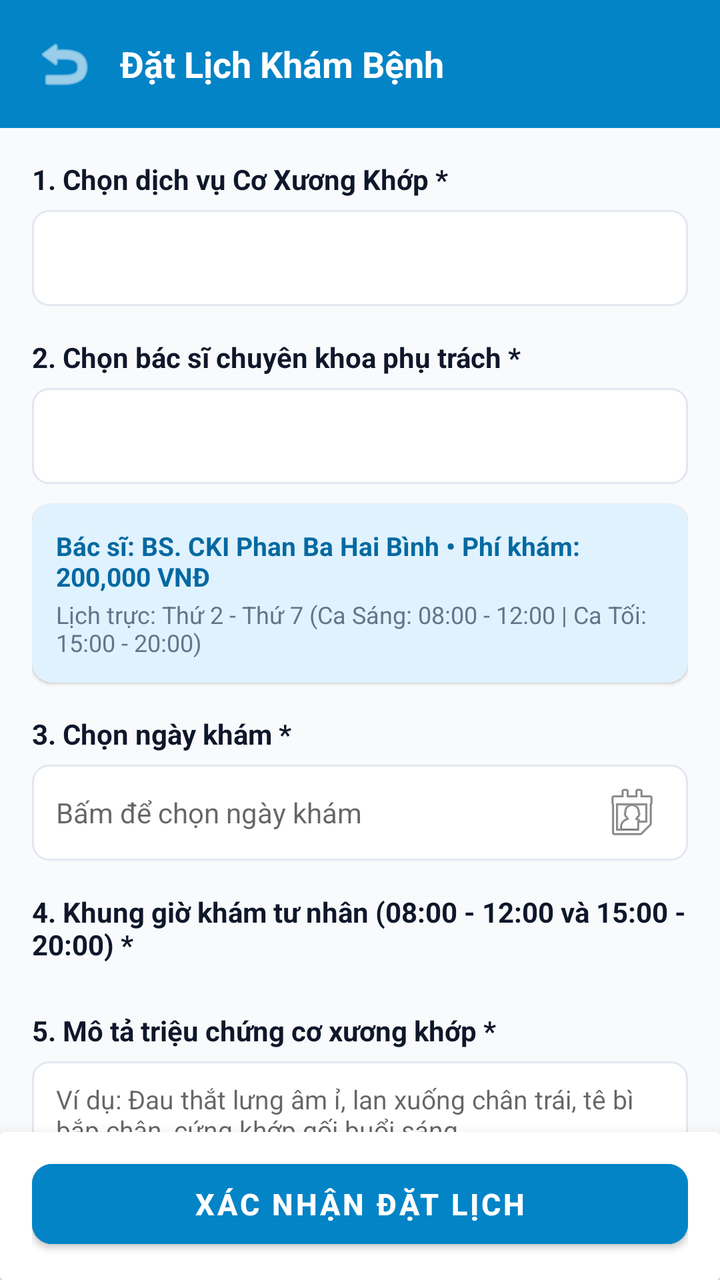
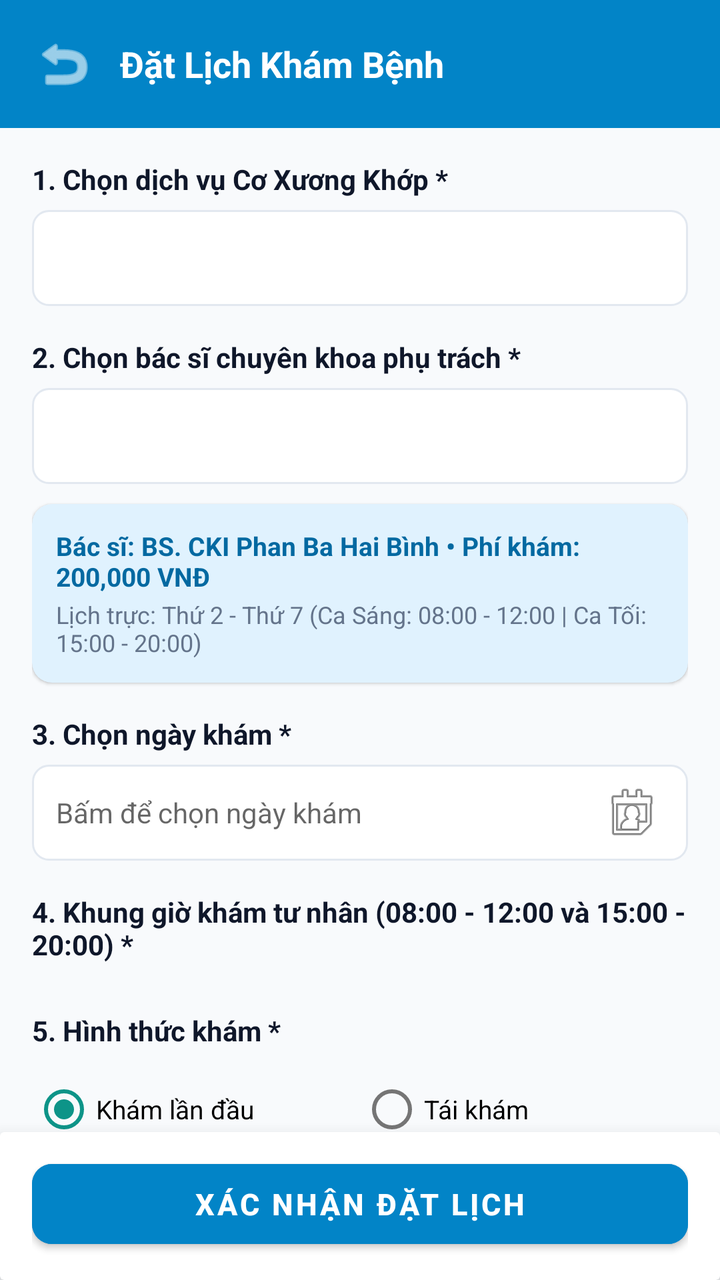

Screens rendered from an Android XML layout before and after an edit, with the pre-edit source and the edit as a unified diff.
<!-- AndroidManifest.xml: application theme Theme.ClinicApp -->
<!-- res/layout/activity_book_appointment.xml -->
<?xml version="1.0" encoding="utf-8"?>
<LinearLayout xmlns:android="http://schemas.android.com/apk/res/android"
    xmlns:app="http://schemas.android.com/apk/res-auto"
    android:layout_width="match_parent"
    android:layout_height="match_parent"
    android:background="@color/background"
    android:orientation="vertical">

    
    <LinearLayout
        android:layout_width="match_parent"
        android:layout_height="wrap_content"
        android:background="@color/primary"
        android:orientation="horizontal"
        android:gravity="center_vertical"
        android:padding="16dp">

        <ImageView
            android:id="@+id/ivBack"
            android:layout_width="32dp"
            android:layout_height="32dp"
            android:src="@android:drawable/ic_menu_revert"
            app:tint="@color/white" />

        <TextView
            android:layout_width="wrap_content"
            android:layout_height="wrap_content"
            android:layout_marginStart="12dp"
            android:text="Đặt Lịch Khám Bệnh"
            android:textColor="@color/white"
            android:textSize="18sp"
            android:textStyle="bold" />
    </LinearLayout>

    
    <androidx.core.widget.NestedScrollView
        android:layout_width="match_parent"
        android:layout_height="0dp"
        android:layout_weight="1"
        android:fillViewport="true">

        <LinearLayout
            android:layout_width="match_parent"
            android:layout_height="wrap_content"
            android:orientation="vertical"
            android:paddingHorizontal="16dp"
            android:paddingTop="16dp"
            android:paddingBottom="24dp">

            
            <TextView
                android:layout_width="wrap_content"
                android:layout_height="wrap_content"
                android:text="1. Chọn dịch vụ Cơ Xương Khớp *"
                android:textColor="@color/text_primary"
                android:textSize="14sp"
                android:textStyle="bold" />

            <Spinner
                android:id="@+id/spinnerSpecialty"
                android:layout_width="match_parent"
                android:layout_height="48dp"
                android:layout_marginTop="6dp"
                android:background="@drawable/bg_edit_text" />

            
            <TextView
                android:layout_width="wrap_content"
                android:layout_height="wrap_content"
                android:layout_marginTop="16dp"
                android:text="2. Chọn bác sĩ chuyên khoa phụ trách *"
                android:textColor="@color/text_primary"
                android:textSize="14sp"
                android:textStyle="bold" />

            <Spinner
                android:id="@+id/spinnerDoctor"
                android:layout_width="match_parent"
                android:layout_height="48dp"
                android:layout_marginTop="6dp"
                android:background="@drawable/bg_edit_text" />

            
            <androidx.cardview.widget.CardView
                android:id="@+id/cardDoctorInfo"
                android:layout_width="match_parent"
                android:layout_height="wrap_content"
                android:layout_marginTop="10dp"
                app:cardCornerRadius="10dp"
                app:cardElevation="1dp"
                app:cardBackgroundColor="@color/primary_light">

                <LinearLayout
                    android:layout_width="match_parent"
                    android:layout_height="wrap_content"
                    android:orientation="vertical"
                    android:padding="12dp">

                    <TextView
                        android:id="@+id/tvDoctorSummary"
                        android:layout_width="wrap_content"
                        android:layout_height="wrap_content"
                        android:text="Bác sĩ: BS. CKI Phan Ba Hai Bình • Phí khám: 200,000 VNĐ"
                        android:textColor="@color/primary_dark"
                        android:textSize="13sp"
                        android:textStyle="bold" />

                    <TextView
                        android:id="@+id/tvDoctorWorkingDays"
                        android:layout_width="wrap_content"
                        android:layout_height="wrap_content"
                        android:layout_marginTop="2dp"
                        android:text="Lịch trực: Thứ 2 - Thứ 7 (Ca Sáng: 08:00 - 12:00 | Ca Tối: 15:00 - 20:00)"
                        android:textColor="@color/text_secondary"
                        android:textSize="12sp" />
                </LinearLayout>
            </androidx.cardview.widget.CardView>

            
            <TextView
                android:layout_width="wrap_content"
                android:layout_height="wrap_content"
                android:layout_marginTop="16dp"
                android:text="3. Chọn ngày khám *"
                android:textColor="@color/text_primary"
                android:textSize="14sp"
                android:textStyle="bold" />

            <EditText
                android:id="@+id/etSelectDate"
                android:layout_width="match_parent"
                android:layout_height="48dp"
                android:layout_marginTop="6dp"
                android:background="@drawable/bg_edit_text"
                android:drawableEnd="@android:drawable/ic_menu_my_calendar"
                android:focusable="false"
                android:hint="Bấm để chọn ngày khám"
                android:textSize="14sp" />

            
            <TextView
                android:layout_width="wrap_content"
                android:layout_height="wrap_content"
                android:layout_marginTop="16dp"
                android:text="4. Khung giờ khám tư nhân (08:00 - 12:00 và 15:00 - 20:00) *"
                android:textColor="@color/text_primary"
                android:textSize="14sp"
                android:textStyle="bold" />

            <androidx.recyclerview.widget.RecyclerView
                android:id="@+id/rvTimeSlots"
                android:layout_width="match_parent"
                android:layout_height="wrap_content"
                android:layout_marginTop="8dp"
                android:nestedScrollingEnabled="false" />

            
            <TextView
                android:layout_width="wrap_content"
                android:layout_height="wrap_content"
                android:layout_marginTop="16dp"
                android:text="5. Mô tả triệu chứng cơ xương khớp *"
                android:textColor="@color/text_primary"
                android:textSize="14sp"
                android:textStyle="bold" />

            <EditText
                android:id="@+id/etSymptoms"
                android:layout_width="match_parent"
                android:layout_height="80dp"
                android:layout_marginTop="6dp"
                android:background="@drawable/bg_edit_text"
                android:gravity="top"
                android:hint="Ví dụ: Đau thắt lưng âm ỉ, lan xuống chân trái, tê bì bắp chân, cứng khớp gối buổi sáng..."
                android:inputType="textMultiLine"
                android:textSize="13sp" />

        </LinearLayout>
    </androidx.core.widget.NestedScrollView>

    
    <androidx.cardview.widget.CardView
        android:layout_width="match_parent"
        android:layout_height="wrap_content"
        app:cardElevation="12dp"
        app:cardBackgroundColor="@color/white">

        <LinearLayout
            android:layout_width="match_parent"
            android:layout_height="wrap_content"
            android:orientation="vertical"
            android:paddingHorizontal="16dp"
            android:paddingTop="10dp"
            android:paddingBottom="12dp">

            <Button
                android:id="@+id/btnConfirmBooking"
                android:layout_width="match_parent"
                android:layout_height="52dp"
                android:backgroundTint="@color/primary"
                android:text="XÁC NHẬN ĐẶT LỊCH"
                android:textColor="@color/white"
                android:textSize="15sp"
                android:textStyle="bold"
                app:cornerRadius="10dp" />
        </LinearLayout>
    </androidx.cardview.widget.CardView>
</LinearLayout>
<!-- resources referenced by this layout -->
<resources>
  <color name="background">#F8FAFC</color>
  <color name="primary">#0284C7</color>
  <color name="primary_dark">#0369A1</color>
  <color name="primary_light">#E0F2FE</color>
  <color name="text_primary">#0F172A</color>
  <color name="text_secondary">#64748B</color>
  <color name="white">#FFFFFFFF</color>
  <!-- drawable bg_edit_text (drawable) -->
  <?xml version="1.0" encoding="utf-8"?>
  <shape xmlns:android="http://schemas.android.com/apk/res/android">
      <solid android:color="@color/white" />
      <stroke android:width="1dp" android:color="@color/border_color" />
      <corners android:radius="8dp" />
      <padding android:left="12dp" android:top="10dp" android:right="12dp" android:bottom="10dp" />
  </shape>
  <style name="Theme.ClinicApp" parent="Theme.MaterialComponents.Light.NoActionBar">
          
          <item name="colorPrimary">@color/primary</item>
          <item name="colorPrimaryVariant">@color/primary_dark</item>
          <item name="colorOnPrimary">@color/white</item>
          
          <item name="colorSecondary">@color/accent</item>
          <item name="colorSecondaryVariant">@color/accent</item>
          <item name="colorOnSecondary">@color/white</item>
          
          <item name="android:statusBarColor">@color/primary_dark</item>
          
          <item name="android:windowBackground">@color/background</item>
      </style>
  <color name="border_color">#E2E8F0</color>
  <color name="accent">#0D9488</color>
</resources>

<!-- the commit's change to res/layout/activity_book_appointment.xml (unified diff, before → after) -->
@@ -159,7 +159,80 @@
                 android:layout_width="wrap_content"
                 android:layout_height="wrap_content"
                 android:layout_marginTop="16dp"
-                android:text="5. Mô tả triệu chứng cơ xương khớp *"
+                android:text="5. Hình thức khám *"
+                android:textColor="@color/text_primary"
+                android:textSize="14sp"
+                android:textStyle="bold" />
+
+            <RadioGroup
+                android:id="@+id/rgAppointmentType"
+                android:layout_width="match_parent"
+                android:layout_height="wrap_content"
+                android:layout_marginTop="6dp"
+                android:orientation="horizontal">
+
+                <RadioButton
+                    android:id="@+id/rbFirstVisit"
+                    android:layout_width="0dp"
+                    android:layout_height="wrap_content"
+                    android:layout_weight="1"
+                    android:checked="true"
+                    android:text="Khám lần đầu"
+                    android:textSize="13sp" />
+
+                <RadioButton
+                    android:id="@+id/rbFollowUp"
+                    android:layout_width="0dp"
+                    android:layout_height="wrap_content"
+                    android:layout_weight="1"
+                    android:text="Tái khám"
+                    android:textSize="13sp" />
+            </RadioGroup>
+
+            
+            <LinearLayout
+                android:id="@+id/layoutFollowUpDetails"
+                android:layout_width="match_parent"
+                android:layout_height="wrap_content"
+                android:layout_marginTop="8dp"
+                android:background="@drawable/bg_rounded_card"
+                android:backgroundTint="#F0FDF4"
+                android:orientation="vertical"
+                android:padding="12dp"
+                android:visibility="gone">
+
+                <TextView
+                    android:layout_width="wrap_content"
+                    android:layout_height="wrap_content"
+                    android:text="📋 Cập nhật hồ sơ bệnh án cũ:"
+                    android:textColor="#166534"
+                    android:textSize="13sp"
+                    android:textStyle="bold" />
+
+                <Spinner
+                    android:id="@+id/spinnerOldRecords"
+                    android:layout_width="match_parent"
+                    android:layout_height="44dp"
+                    android:layout_marginTop="6dp"
+                    android:background="@drawable/bg_edit_text" />
+
+                <TextView
+                    android:id="@+id/tvOldRecordSummary"
+                    android:layout_width="match_parent"
+                    android:layout_height="wrap_content"
+                    android:layout_marginTop="6dp"
+                    android:textColor="#374151"
+                    android:textSize="12sp"
+                    android:visibility="gone" />
+            </LinearLayout>
+
+            
+            <TextView
+                android:id="@+id/tvSymptomsTitle"
+                android:layout_width="wrap_content"
+                android:layout_height="wrap_content"
+                android:layout_marginTop="16dp"
+                android:text="6. Mô tả triệu chứng cơ xương khớp *"
                 android:textColor="@color/text_primary"
                 android:textSize="14sp"
                 android:textStyle="bold" />
<!-- resource entries referenced after the edit -->
@@ -15,6 +15,13 @@
       <corners android:radius="8dp" />
       <padding android:left="12dp" android:top="10dp" android:right="12dp" android:bottom="10dp" />
   </shape>
+  <!-- drawable bg_rounded_card (drawable) -->
+  <?xml version="1.0" encoding="utf-8"?>
+  <shape xmlns:android="http://schemas.android.com/apk/res/android">
+      <solid android:color="@color/card_bg" />
+      <corners android:radius="14dp" />
+      <stroke android:width="1dp" android:color="@color/border_color" />
+  </shape>
   <style name="Theme.ClinicApp" parent="Theme.MaterialComponents.Light.NoActionBar">
           
           <item name="colorPrimary">@color/primary</item>
@@ -30,6 +37,7 @@
           <item name="android:windowBackground">@color/background</item>
       </style>
   <color name="border_color">#E2E8F0</color>
+  <color name="card_bg">#FFFFFF</color>
   <color name="accent">#0D9488</color>
 </resources>
 
